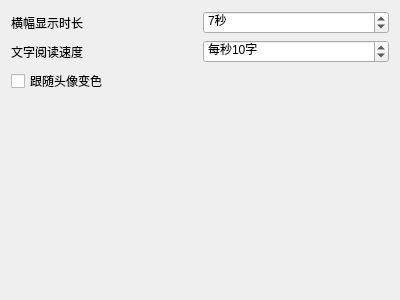
Above: widgets/settings/bannerwidget.ui from iwxyi/CatlikeQQ before the change. Below: the same form after it.
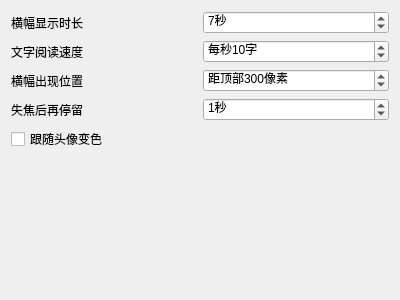
That is the form after the change.

```diff
--- a/widgets/settings/bannerwidget.ui
+++ b/widgets/settings/bannerwidget.ui
@@ -35,6 +35,39 @@
        </property>
       </widget>
      </item>
+     <item row="1" column="1">
+      <widget class="QSpinBox" name="textReadSpeedSpin">
+       <property name="toolTip">
+        <string>一秒钟能看多少文字
+横幅通知展示的时间会对应调整</string>
+       </property>
+       <property name="suffix">
+        <string>字</string>
+       </property>
+       <property name="prefix">
+        <string>每秒</string>
+       </property>
+       <property name="minimum">
+        <number>1</number>
+       </property>
+       <property name="maximum">
+        <number>60</number>
+       </property>
+       <property name="singleStep">
+        <number>1</number>
+       </property>
+       <property name="value">
+        <number>10</number>
+       </property>
+      </widget>
+     </item>
+     <item row="2" column="0">
+      <widget class="QLabel" name="label_3">
+       <property name="text">
+        <string>横幅出现位置</string>
+       </property>
+      </widget>
+     </item>
      <item row="0" column="0">
       <widget class="QLabel" name="label">
        <property name="text">
@@ -42,13 +75,39 @@
        </property>
       </widget>
      </item>
-     <item row="2" column="0">
+     <item row="4" column="0">
       <widget class="QCheckBox" name="useHeaderColorCheck">
        <property name="text">
         <string>跟随头像变色</string>
        </property>
       </widget>
      </item>
+     <item row="2" column="1">
+      <widget class="QSpinBox" name="floatPixelSpin">
+       <property name="toolTip">
+        <string>一秒钟能看多少文字
+横幅通知展示的时间会对应调整</string>
+       </property>
+       <property name="suffix">
+        <string>像素</string>
+       </property>
+       <property name="prefix">
+        <string>距顶部</string>
+       </property>
+       <property name="minimum">
+        <number>0</number>
+       </property>
+       <property name="maximum">
+        <number>999999</number>
+       </property>
+       <property name="singleStep">
+        <number>100</number>
+       </property>
+       <property name="value">
+        <number>300</number>
+       </property>
+      </widget>
+     </item>
      <item row="1" column="0">
       <widget class="QLabel" name="label_2">
        <property name="text">
@@ -56,20 +115,20 @@
        </property>
       </widget>
      </item>
-     <item row="1" column="1">
-      <widget class="QSpinBox" name="textReadSpeedSpin">
+     <item row="3" column="1">
+      <widget class="QSpinBox" name="retentionDurationSpin">
        <property name="toolTip">
         <string>一秒钟能看多少文字
 横幅通知展示的时间会对应调整</string>
        </property>
        <property name="suffix">
-        <string>字</string>
+        <string>秒</string>
        </property>
        <property name="prefix">
-        <string>每秒</string>
+        <string/>
        </property>
        <property name="minimum">
-        <number>1</number>
+        <number>0</number>
        </property>
        <property name="maximum">
         <number>60</number>
@@ -78,7 +137,14 @@
         <number>1</number>
        </property>
        <property name="value">
-        <number>10</number>
+        <number>1</number>
+       </property>
+      </widget>
+     </item>
+     <item row="3" column="0">
+      <widget class="QLabel" name="label_4">
+       <property name="text">
+        <string>失焦后再停留</string>
        </property>
       </widget>
      </item>
@@ -92,7 +158,7 @@
      <property name="sizeHint" stdset="0">
       <size>
        <width>20</width>
-       <height>203</height>
+       <height>151</height>
       </size>
      </property>
     </spacer>
```
Left out of the diff: 3 changed lines with no effect on the pictures.
